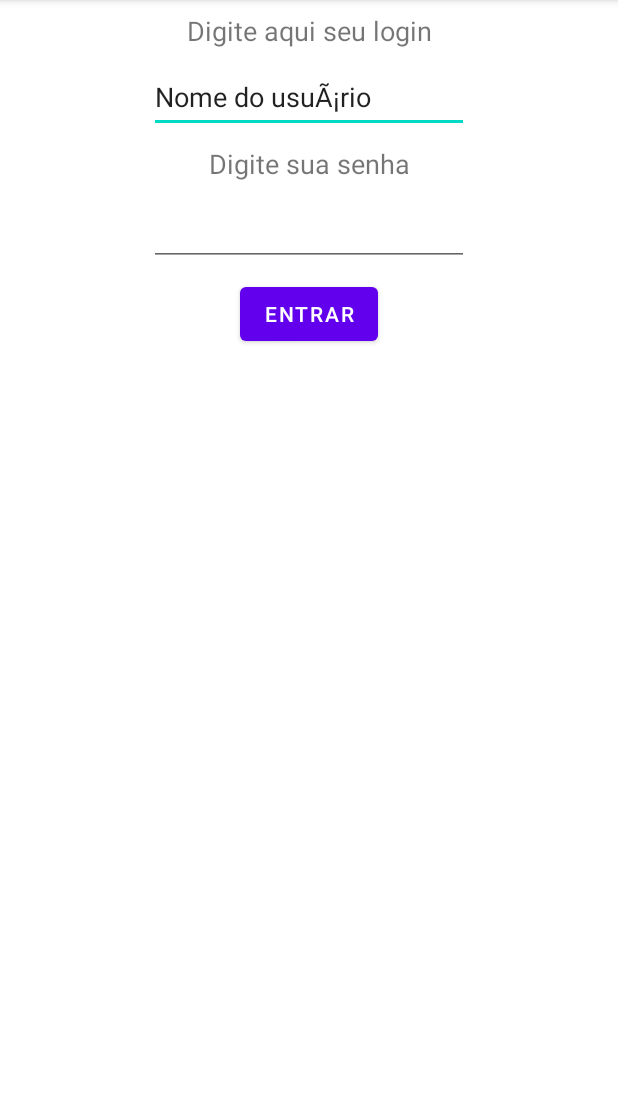
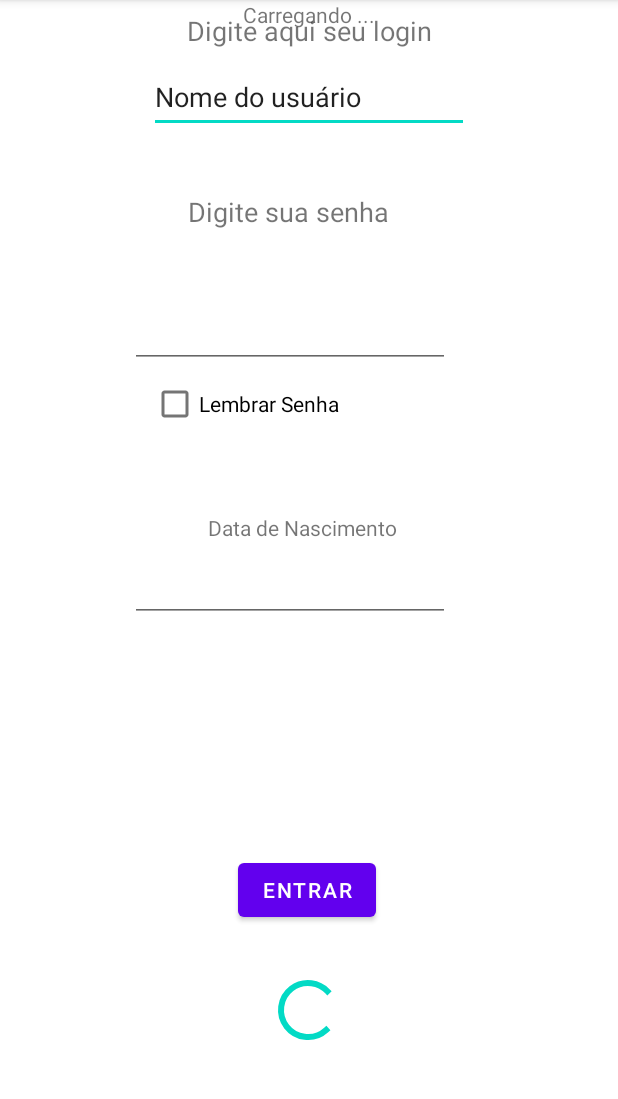
Before and after one commit to Zander404/PDM, an Android app: the screen it shows after launch (MainActivity), on a phone screen of 412 x 824 dp, the part 84-1183 px from its top. Run offline under Robolectric (Android 15) with nearby library versions, the phone set to English and light mode, and no system bars.

Commit message:
login page

```diff
--- a/app/src/main/AndroidManifest.xml
+++ b/app/src/main/AndroidManifest.xml
@@ -12,6 +12,10 @@
         android:theme="@style/Theme.DiceRoller"
         tools:targetApi="31">
         <activity
+            android:name=".MainActivity2"
+            android:exported="false" />
+
+        <activity
             android:name=".MainActivity"
             android:exported="true">
             <intent-filter>
--- a/app/src/main/java/com/example/diceroller/MainActivity.kt
+++ b/app/src/main/java/com/example/diceroller/MainActivity.kt
@@ -1,5 +1,7 @@
 package com.example.diceroller
 
+import android.app.Activity
+import android.content.Intent
 import androidx.appcompat.app.AppCompatActivity
 import android.os.Bundle
 import android.widget.Button
@@ -17,8 +19,10 @@ import android.widget.Toast
                 val tSenha = findViewById<TextView>(R.id.editTextSenha)
                 val login = tLogin.text.toString()
                 val senha = tSenha.text.toString()
-                if(login == "luann" && senha == "123") {
+                if(login == "zander404" && senha == "admin123123") {
                     Toast.makeText(this, "Bem vindo, login realizado com sucesso", Toast.LENGTH_SHORT).show()
+                    val intent = Intent(this, MainActivity2::class.java)
+                    startActivity(intent)
                 }
                 else {
                     Toast.makeText(this, "Login ou Senha incorretos!!", Toast.LENGTH_SHORT).show()
--- a/app/src/main/res/layout/activity_main.xml
+++ b/app/src/main/res/layout/activity_main.xml
@@ -36,43 +36,98 @@
         app:layout_constraintEnd_toEndOf="parent"
         app:layout_constraintStart_toStartOf="parent"
         app:layout_constraintTop_toBottomOf="@+id/textViewLogin" />
+
     <TextView
-        android:text="@string/text_view_senha"
+        android:id="@+id/textViewSenha"
         android:layout_width="wrap_content"
         android:layout_height="wrap_content"
-        android:id="@+id/textViewSenha"
+        android:layout_marginStart="8dp"
+        android:layout_marginTop="40dp"
+        android:layout_marginEnd="8dp"
+        android:text="@string/text_view_senha"
         android:textSize="18sp"
-        android:layout_marginTop="8dp"
-        app:layout_constraintTop_toBottomOf="@+id/editTextLogin"
-        android:layout_marginStart="8dp"
+        app:layout_constraintEnd_toEndOf="parent"
+        app:layout_constraintHorizontal_bias="0.448"
         app:layout_constraintStart_toStartOf="parent"
-        android:layout_marginEnd="8dp"
-        app:layout_constraintEnd_toEndOf="parent"
-        />
+        app:layout_constraintTop_toBottomOf="@+id/editTextLogin" />
 
     <EditText
         android:id="@+id/editTextSenha"
         android:layout_width="wrap_content"
         android:layout_height="48dp"
         android:layout_marginStart="8dp"
-        android:layout_marginTop="8dp"
+        android:layout_marginTop="44dp"
         android:layout_marginEnd="8dp"
         android:ems="10"
         android:inputType="textPassword"
         app:layout_constraintEnd_toEndOf="parent"
+        app:layout_constraintHorizontal_bias="0.432"
         app:layout_constraintStart_toStartOf="parent"
         app:layout_constraintTop_toBottomOf="@+id/textViewSenha" />
+
     <Button
-        android:text="@string/button_login"
+        android:id="@+id/buttonFazLogin"
         android:layout_width="wrap_content"
         android:layout_height="wrap_content"
-        android:id="@+id/buttonFazLogin"
-        android:layout_marginTop="8dp"
-        app:layout_constraintTop_toBottomOf="@+id/editTextSenha"
-        app:layout_constraintStart_toStartOf= "parent"
         android:layout_marginStart="8dp"
+        android:layout_marginTop="324dp"
+        android:layout_marginEnd="8dp"
+        android:text="@string/button_login"
         app:layout_constraintEnd_toEndOf="parent"
-        android:layout_marginEnd="8dp"
-        />
+        app:layout_constraintHorizontal_bias="0.496"
+        app:layout_constraintStart_toStartOf="parent"
+        app:layout_constraintTop_toBottomOf="@+id/editTextSenha" />
+
+    <CheckBox
+        android:id="@+id/checkBox"
+        android:layout_width="wrap_content"
+        android:layout_height="wrap_content"
+        android:text="Lembrar Senha"
+        app:layout_constraintEnd_toEndOf="parent"
+        app:layout_constraintHorizontal_bias="0.352"
+        app:layout_constraintStart_toStartOf="parent"
+        app:layout_constraintTop_toBottomOf="@+id/editTextSenha" />
+
+    <ProgressBar
+        android:id="@+id/progressBar"
+        style="?android:attr/progressBarStyle"
+        android:layout_width="wrap_content"
+        android:layout_height="wrap_content"
+        android:layout_marginTop="32dp"
+        app:layout_constraintEnd_toEndOf="parent"
+        app:layout_constraintHorizontal_bias="0.498"
+        app:layout_constraintStart_toStartOf="parent"
+        app:layout_constraintTop_toBottomOf="@+id/buttonFazLogin" />
+
+    <EditText
+        android:id="@+id/dataDeAniversario"
+        android:layout_width="wrap_content"
+        android:layout_height="wrap_content"
+        android:layout_marginTop="76dp"
+        android:ems="10"
+        android:inputType="date"
+        app:layout_constraintEnd_toEndOf="parent"
+        app:layout_constraintHorizontal_bias="0.437"
+        app:layout_constraintStart_toStartOf="parent"
+        app:layout_constraintTop_toBottomOf="@+id/checkBox" />
+
+    <TextView
+        android:id="@+id/textView"
+        android:layout_width="wrap_content"
+        android:layout_height="wrap_content"
+        android:layout_marginStart="52dp"
+        android:layout_marginBottom="8dp"
+        android:text="Data de Nascimento"
+        app:layout_constraintBottom_toTopOf="@+id/dataDeAniversario"
+        app:layout_constraintStart_toStartOf="@+id/dataDeAniversario" />
+
+    <TextView
+        android:id="@+id/textView2"
+        android:layout_width="wrap_content"
+        android:layout_height="wrap_content"
+        android:text="Carregando ..."
+        app:layout_constraintEnd_toEndOf="parent"
+        app:layout_constraintStart_toStartOf="parent"
+        tools:layout_editor_absoluteY="616dp" />
 
 </androidx.constraintlayout.widget.ConstraintLayout>
--- a/app/src/main/res/values/strings.xml
+++ b/app/src/main/res/values/strings.xml
@@ -2,7 +2,9 @@
     <string name="app_name">MeuAloMundo</string>
     <string name="msg_boas_vindas">Bem Vindos ao meu Aplicativo</string>
     <string name="texto_login">Digite aqui seu login</string>
-    <string name="plain_text_nome">Nome do usuÃ¡rio</string>
+    <string name="plain_text_nome">Nome do usuário</string>
     <string name="text_view_senha">Digite sua senha</string>
     <string name="button_login">Entrar</string>
+    <string name="load">Load</string>
+    <string name="bem_vindo_ao_app">Bem vindo Alexandre </string>
 </resources>
```
Also changed, not shown: app/src/main/java/com/example/diceroller/MainActivity2.kt (added, +13 -0 lines), app/src/main/res/layout/activity_main2.xml (added, +159 -0 lines), app/src/main/res/drawable/chevette.jpg (added).
